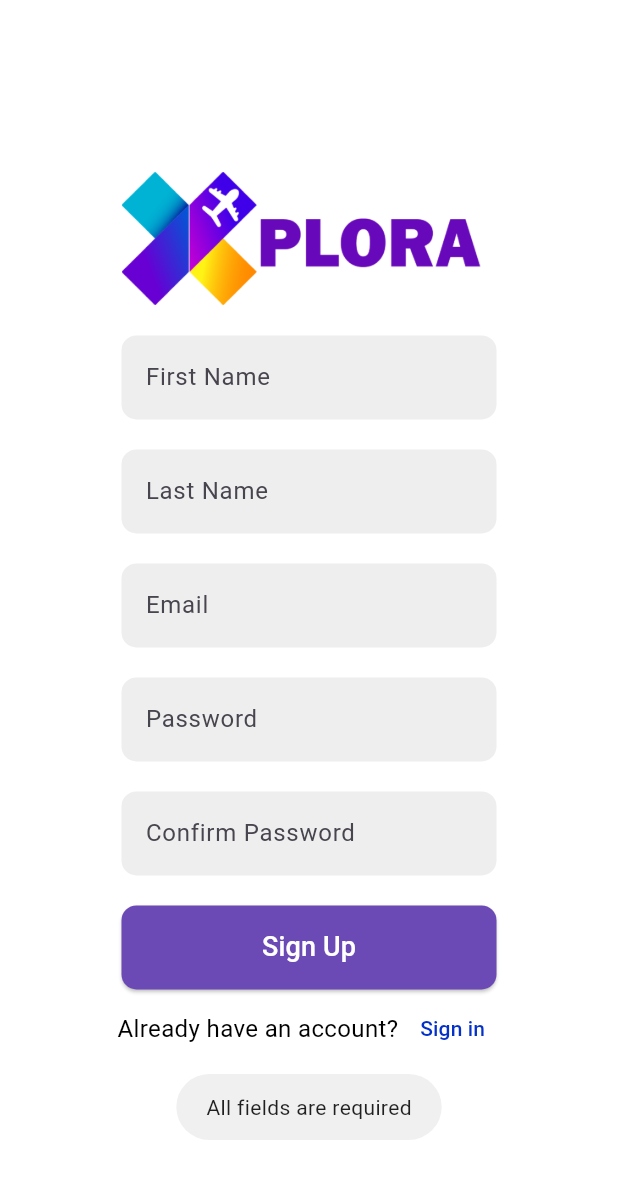
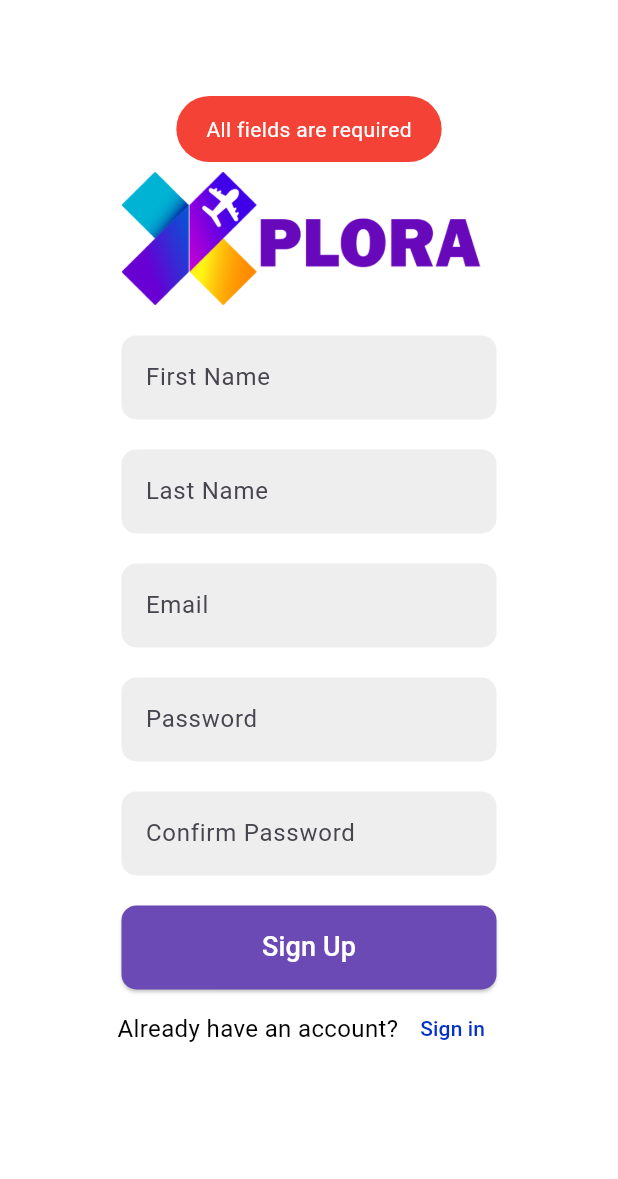
Before and after one commit to HenriqueLDSa/Xplora-Mobile, a Flutter app: the SignUpPage screen opened directly, after a tap on "Sign Up", on a phone screen of 412 x 824 dp. Shown: the top 1179 px of the screen. Run offline on Flutter 3.47's test engine with Material 3 defaults, Android fonts, the phone set to English and light mode, and no system bars; our stand-ins replace fluttertoast, image_picker, logger, shared_preferences; accounts and stored records are empty; network calls fail.

Commit message:
changing toast positions to top and giving background and text color

```diff
--- a/lib/register_page.dart
+++ b/lib/register_page.dart
@@ -224,7 +224,9 @@ class _SignUpPageState extends State<SignUpPage> {
                           Fluttertoast.showToast(
                               msg: "All fields are required",
                               toastLength: Toast.LENGTH_LONG,
-                              gravity: ToastGravity.BOTTOM);
+                              gravity: ToastGravity.TOP,
+                              backgroundColor: Colors.red,
+                              textColor: Colors.white);
                           return;
                         }
 
@@ -232,7 +234,9 @@ class _SignUpPageState extends State<SignUpPage> {
                           Fluttertoast.showToast(
                               msg: "Passwords don't match",
                               toastLength: Toast.LENGTH_LONG,
-                              gravity: ToastGravity.BOTTOM);
+                              gravity: ToastGravity.TOP,
+                              backgroundColor: Colors.red,
+                              textColor: Colors.white);
                           return;
                         }
 
@@ -246,7 +250,9 @@ class _SignUpPageState extends State<SignUpPage> {
                               msg:
                                   "Password is not valid:\n${_errorMessage.substring(0, _errorMessage.length - 1)}",
                               toastLength: Toast.LENGTH_LONG,
-                              gravity: ToastGravity.BOTTOM);
+                              gravity: ToastGravity.TOP,
+                              backgroundColor: Colors.red,
+                              textColor: Colors.white);
                           return;
                         }
 
@@ -259,7 +265,7 @@ class _SignUpPageState extends State<SignUpPage> {
                             Fluttertoast.showToast(
                               msg: "Email already exists",
                               toastLength: Toast.LENGTH_LONG,
-                              gravity: ToastGravity.BOTTOM,
+                              gravity: ToastGravity.TOP,
                             );
                           }
                         });
```
Also changed, not shown: lib/home_page_content.dart (+15 -8 lines), lib/login_page.dart (+8 -5 lines).
